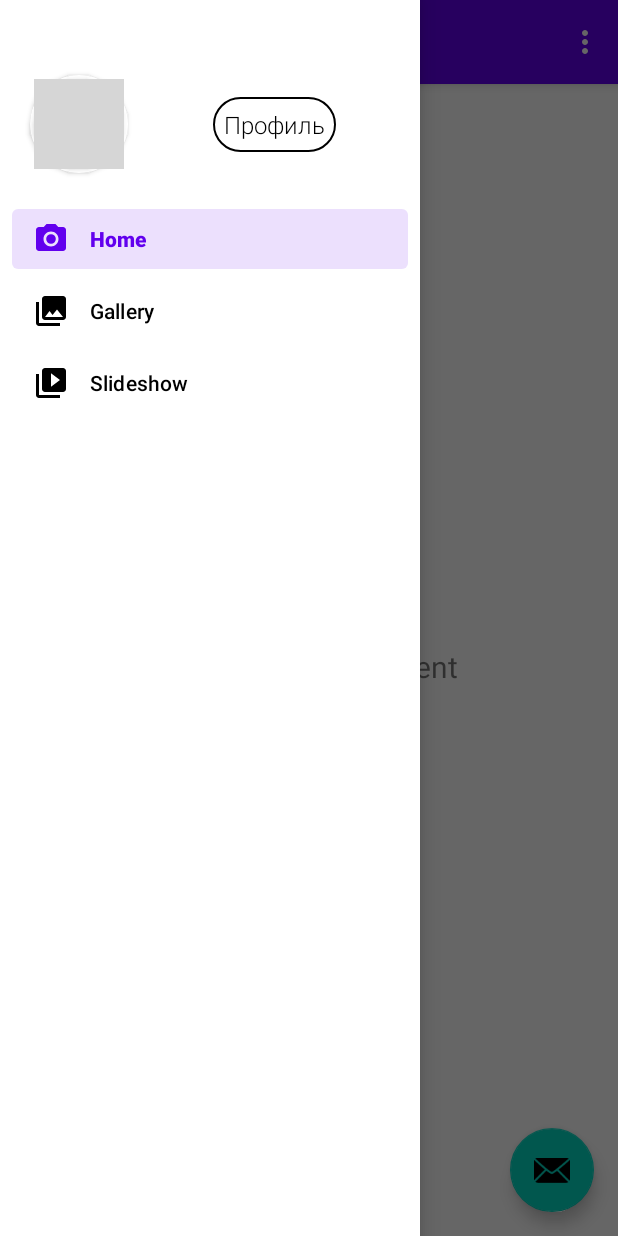
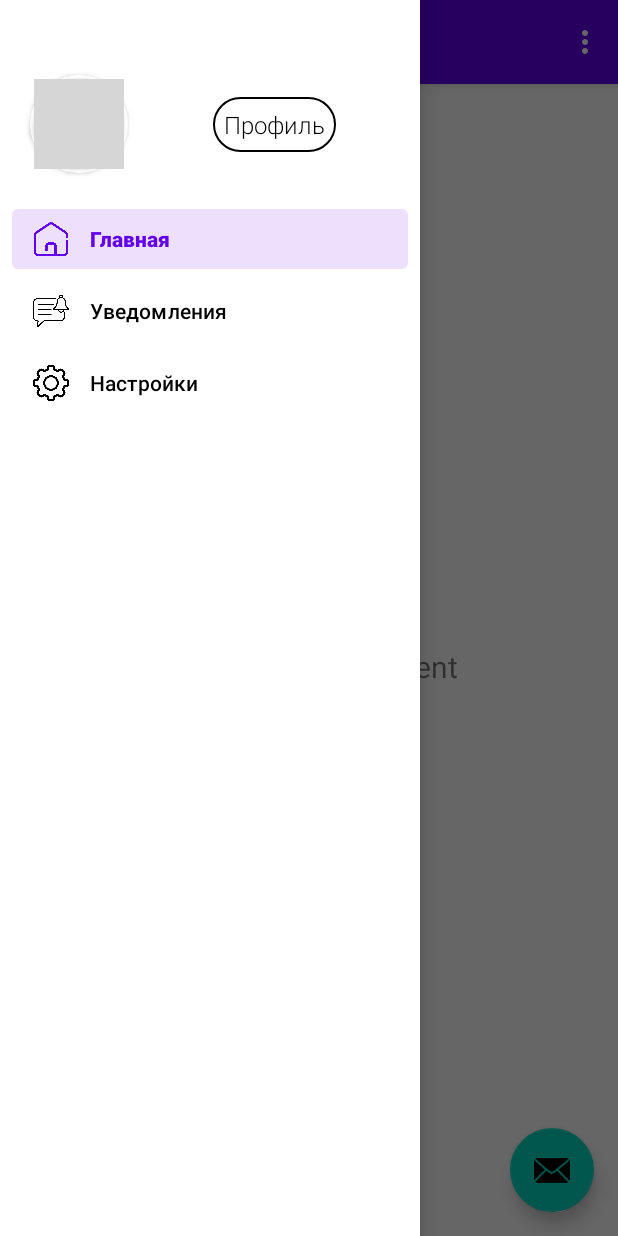
Before and after one commit to Danila321/TeamNex, an Android app: the screen it shows after launch once a user with an empty profile is signed in (MainActivity), with the side drawer open, on a phone screen of 412 x 824 dp. Run offline under Robolectric (Android 15) with nearby library versions, the phone set to English and light mode, and no system bars; our stand-ins replace Firebase (no records; nobody signed in at launch, a user with empty details on screens opened directly), Picasso, navigation-ui; grey boxes are pictures that could not be loaded.

Commit message:
Обновлены пункты бокового меню

```diff
--- a/app/src/main/res/drawable/ic_menu_camera.xml
+++ /dev/null
@@ -1,12 +0,0 @@
-<vector xmlns:android="http://schemas.android.com/apk/res/android"
-    android:width="24dp"
-    android:height="24dp"
-    android:viewportWidth="24.0"
-    android:viewportHeight="24.0">
-    <path
-        android:fillColor="#FF000000"
-        android:pathData="M12,12m-3.2,0a3.2,3.2 0,1 1,6.4 0a3.2,3.2 0,1 1,-6.4 0" />
-    <path
-        android:fillColor="#FF000000"
-        android:pathData="M9,2L7.17,4H4c-1.1,0 -2,0.9 -2,2v12c0,1.1 0.9,2 2,2h16c1.1,0 2,-0.9 2,-2V6c0,-1.1 -0.9,-2 -2,-2h-3.17L15,2H9zm3,15c-2.76,0 -5,-2.24 -5,-5s2.24,-5 5,-5 5,2.24 5,5 -2.24,5 -5,5z" />
-</vector>
--- a/app/src/main/res/drawable/ic_menu_gallery.xml
+++ /dev/null
@@ -1,9 +0,0 @@
-<vector xmlns:android="http://schemas.android.com/apk/res/android"
-    android:width="24dp"
-    android:height="24dp"
-    android:viewportWidth="24.0"
-    android:viewportHeight="24.0">
-    <path
-        android:fillColor="#FF000000"
-        android:pathData="M22,16V4c0,-1.1 -0.9,-2 -2,-2H8c-1.1,0 -2,0.9 -2,2v12c0,1.1 0.9,2 2,2h12c1.1,0 2,-0.9 2,-2zm-11,-4l2.03,2.71L16,11l4,5H8l3,-4zM2,6v14c0,1.1 0.9,2 2,2h14v-2H4V6H2z" />
-</vector>
--- a/app/src/main/res/drawable/ic_menu_slideshow.xml
+++ /dev/null
@@ -1,9 +0,0 @@
-<vector xmlns:android="http://schemas.android.com/apk/res/android"
-    android:width="24dp"
-    android:height="24dp"
-    android:viewportWidth="24.0"
-    android:viewportHeight="24.0">
-    <path
-        android:fillColor="#FF000000"
-        android:pathData="M4,6H2v14c0,1.1 0.9,2 2,2h14v-2H4V6zm16,-4H8c-1.1,0 -2,0.9 -2,2v12c0,1.1 0.9,2 2,2h12c1.1,0 2,-0.9 2,-2V4c0,-1.1 -0.9,-2 -2,-2zm-8,12.5v-9l6,4.5 -6,4.5z" />
-</vector>
--- a/app/src/main/res/menu/activity_main_drawer.xml
+++ b/app/src/main/res/menu/activity_main_drawer.xml
@@ -6,15 +6,15 @@
     <group android:checkableBehavior="single">
         <item
             android:id="@+id/nav_home"
-            android:icon="@drawable/ic_menu_camera"
+            android:icon="@drawable/main"
             android:title="@string/menu_home" />
         <item
             android:id="@+id/nav_gallery"
-            android:icon="@drawable/ic_menu_gallery"
-            android:title="@string/menu_gallery" />
+            android:icon="@drawable/notifications"
+            android:title="@string/menu_notifications" />
         <item
             android:id="@+id/nav_slideshow"
-            android:icon="@drawable/ic_menu_slideshow"
-            android:title="@string/menu_slideshow" />
+            android:icon="@drawable/settings"
+            android:title="@string/menu_settings" />
     </group>
 </menu>
--- a/app/src/main/res/navigation/mobile_navigation.xml
+++ b/app/src/main/res/navigation/mobile_navigation.xml
@@ -14,12 +14,12 @@
     <fragment
         android:id="@+id/nav_gallery"
         android:name="com.example.teamdraft.ui.gallery.GalleryFragment"
-        android:label="@string/menu_gallery"
+        android:label="@string/menu_notifications"
         tools:layout="@layout/fragment_gallery" />
 
     <fragment
         android:id="@+id/nav_slideshow"
         android:name="com.example.teamdraft.ui.slideshow.SlideshowFragment"
-        android:label="@string/menu_slideshow"
+        android:label="@string/menu_settings"
         tools:layout="@layout/fragment_slideshow" />
 </navigation>
--- a/app/src/main/res/values/strings.xml
+++ b/app/src/main/res/values/strings.xml
@@ -7,7 +7,7 @@
     <string name="nav_header_desc">Navigation header</string>
     <string name="action_settings">Settings</string>
 
-    <string name="menu_home">Home</string>
-    <string name="menu_gallery">Gallery</string>
-    <string name="menu_slideshow">Slideshow</string>
+    <string name="menu_home">Главная</string>
+    <string name="menu_notifications">Уведомления</string>
+    <string name="menu_settings">Настройки</string>
 </resources>
```
Also changed, not shown: app/src/main/res/drawable/main.png (added), app/src/main/res/drawable/notifications.png (added), app/src/main/res/drawable/settings.png (added).
